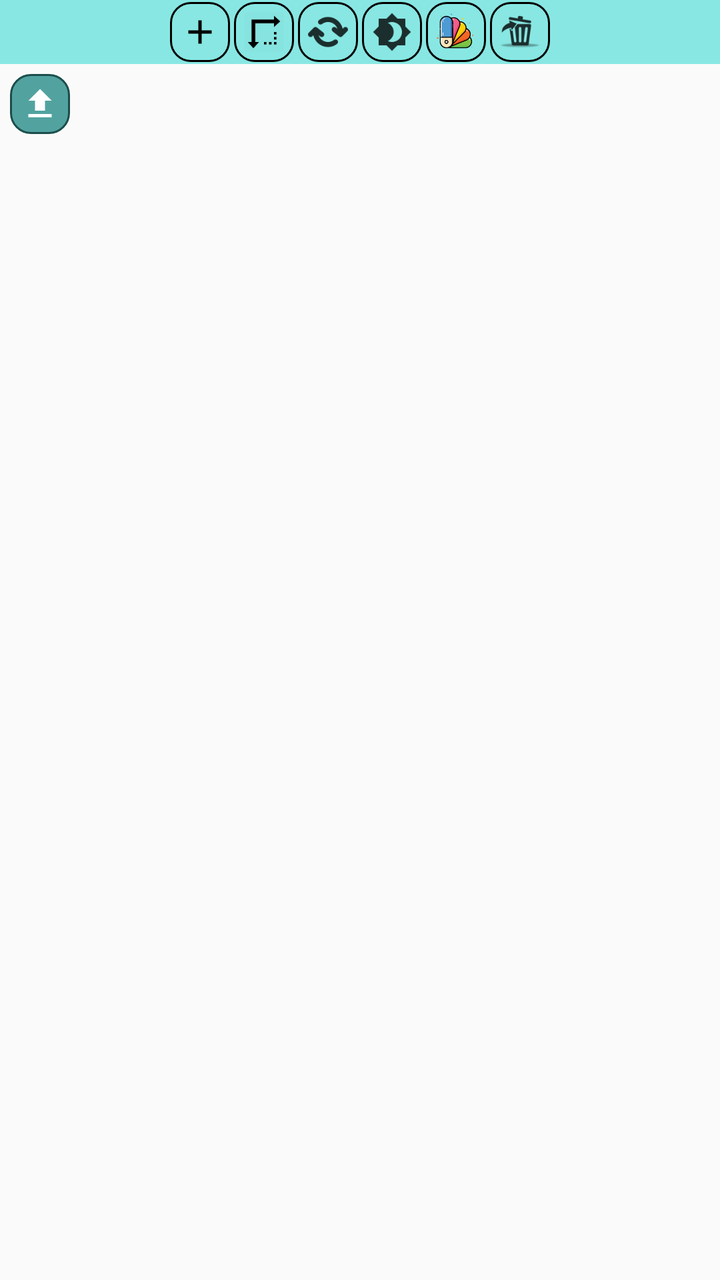
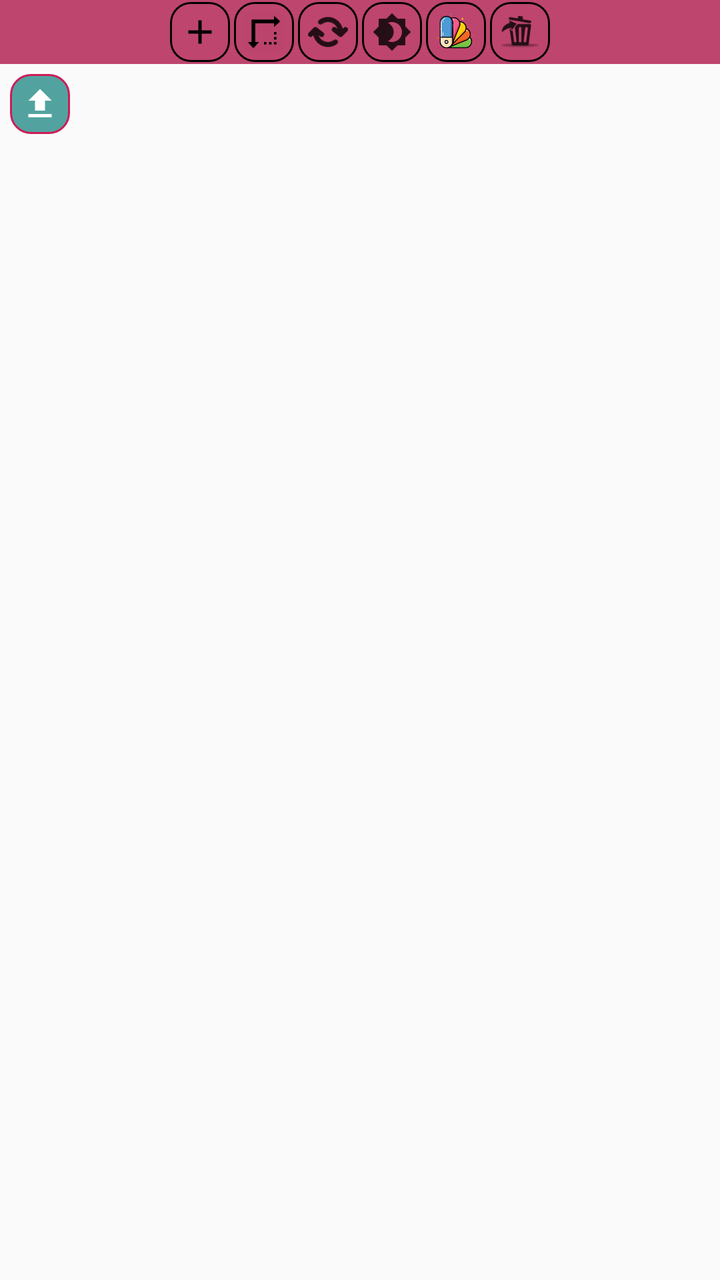

Two renders of the same Android screen: before a commit and after it. Below are the layout's source before the change and the commit's diff.
<!-- AndroidManifest.xml: application theme AppTheme -->
<!-- res/layout/fragment_materials.xml -->
<?xml version="1.0" encoding="utf-8"?>
<FrameLayout xmlns:android="http://schemas.android.com/apk/res/android"
    xmlns:tools="http://schemas.android.com/tools"
    android:layout_width="match_parent"
    android:layout_height="match_parent"
    tools:context=".fragments.MaterialsFragment">

    <LinearLayout
        android:layout_width="match_parent"
        android:layout_height="match_parent"
        android:orientation="vertical">

        <SeekBar
            android:id="@+id/seek"
            android:layout_width="match_parent"
            android:layout_height="@dimen/size10dp"
            android:layout_margin="@dimen/size3dp"
            android:progressDrawable="@drawable/seekbar_styl"
            android:thumb="@drawable/custom_thumb"
            android:visibility="gone" />

        <HorizontalScrollView
            android:id="@+id/scrollutil"
            android:layout_width="match_parent"
            android:layout_height="wrap_content"
            android:background="@color/colorclan">

            <LinearLayout
                android:layout_width="wrap_content"
                android:layout_height="wrap_content"
                android:layout_gravity="center_horizontal"
                android:orientation="horizontal">

                <ImageView
                    android:id="@+id/iv_addview"
                    android:layout_width="@dimen/size30dp"
                    android:layout_height="@dimen/size30dp"
                    android:layout_margin="@dimen/size1dp"
                    android:background="@drawable/rounded_background"
                    android:padding="@dimen/size5dp"
                    android:src="@drawable/ic_add" />

                <ImageView
                    android:id="@+id/iv_sized"
                    android:layout_width="@dimen/size30dp"
                    android:layout_height="@dimen/size30dp"
                    android:layout_margin="@dimen/size1dp"
                    android:background="@drawable/rounded_background"
                    android:padding="@dimen/size5dp"
                    android:src="@drawable/ic_height_width" />


                <ImageView
                    android:id="@+id/iv_rotate"
                    android:layout_width="@dimen/size30dp"
                    android:layout_height="@dimen/size30dp"
                    android:layout_margin="@dimen/size1dp"
                    android:background="@drawable/rounded_background"
                    android:padding="@dimen/size5dp"
                    android:src="@drawable/ic_rotate" />


                <ImageView
                    android:id="@+id/iv_opacity"
                    android:layout_width="@dimen/size30dp"
                    android:layout_height="@dimen/size30dp"
                    android:layout_margin="@dimen/size1dp"

                    android:background="@drawable/rounded_background"
                    android:padding="@dimen/size5dp"
                    android:src="@drawable/ic_brightness" />

                <ImageView
                    android:id="@+id/iv_colorpicker"
                    android:layout_width="@dimen/size30dp"
                    android:layout_height="@dimen/size30dp"
                    android:layout_margin="@dimen/size1dp"
                    android:background="@drawable/rounded_background"
                    android:padding="@dimen/size5dp"
                    android:src="@drawable/colorpicker" />

                <ImageView
                    android:id="@+id/iv_deleteview"
                    android:layout_width="@dimen/size30dp"
                    android:layout_height="@dimen/size30dp"
                    android:layout_margin="@dimen/size1dp"
                    android:background="@drawable/rounded_background"
                    android:padding="@dimen/size5dp"
                    android:src="@drawable/ic_deleteview" />

            </LinearLayout>
        </HorizontalScrollView>

        <LinearLayout
            android:layout_width="match_parent"
            android:layout_height="wrap_content"
            android:orientation="horizontal">

            <ImageView
                android:id="@+id/iv_fromgallery"
                android:layout_width="@dimen/size30dp"
                android:layout_height="@dimen/size30dp"
                android:layout_gravity="center_vertical"
                android:layout_margin="@dimen/size5dp"
                android:background="@drawable/back_upload"
                android:padding="@dimen/size5dp"
                android:src="@drawable/ic_upload"
                />


            <android.support.v7.widget.RecyclerView
                android:id="@+id/recyclerview"
                android:layout_width="match_parent"
                android:layout_height="match_parent" />
        </LinearLayout>
    </LinearLayout>
</FrameLayout>
<!-- resources referenced by this layout -->
<resources>
  <color name="colorclan">#88e7e3</color>
  <dimen name="size10dp">10dp</dimen>
  <dimen name="size1dp">1dp</dimen>
  <dimen name="size30dp">30dp</dimen>
  <dimen name="size3dp">3dp</dimen>
  <dimen name="size5dp">5dp</dimen>
  <!-- drawable back_upload (drawable) -->
  <?xml version="1.0" encoding="utf-8"?>
  <shape xmlns:android="http://schemas.android.com/apk/res/android"
      android:shape="rectangle">
      <corners android:radius="@dimen/size10dp" />
      <stroke
          android:width="@dimen/size1dp"
          android:color="@color/colorclan1" />
      <solid android:color="@color/colorclan2" />
  </shape>
  <!-- drawable custom_thumb (drawable) -->
  <?xml version="1.0" encoding="utf-8"?>
  <layer-list xmlns:android="http://schemas.android.com/apk/res/android">
      <item>
          <shape android:shape="oval">
              <solid android:color="@color/colorPrimaryDark"/>
              <size
                  android:width="@dimen/size20dp"
                  android:height="@dimen/size20dp"/>
          </shape>
      </item>
  </layer-list>
  <!-- drawable ic_add (drawable-anydpi) -->
  <vector xmlns:android="http://schemas.android.com/apk/res/android"
      android:width="24dp"
      android:height="24dp"
      android:viewportWidth="24"
      android:viewportHeight="24"
      android:tint="#000000">
      <path
          android:fillColor="#FF000000"
          android:pathData="M19,13h-6v6h-2v-6H5v-2h6V5h2v6h6v2z"/>
  </vector>
  <!-- drawable ic_upload (drawable-anydpi) -->
  <vector xmlns:android="http://schemas.android.com/apk/res/android"
      android:width="24dp"
      android:height="24dp"
      android:viewportWidth="24"
      android:viewportHeight="24"
      android:tint="#FFFFFF">
      <path
          android:fillColor="#FF000000"
          android:pathData="M9,16h6v-6h4l-7,-7 -7,7h4zM5,18h14v2L5,20z"/>
  </vector>
  <!-- drawable rounded_background (drawable) -->
  <?xml version="1.0" encoding="utf-8"?>
  <shape xmlns:android="http://schemas.android.com/apk/res/android"
      android:shape="rectangle">
      <corners android:radius="@dimen/size10dp" />
      <stroke
          android:width="@dimen/size1dp"
          android:color="@color/colorblack" />
  
  </shape>
  <!-- drawable seekbar_styl (drawable) -->
  <?xml version="1.0" encoding="utf-8"?>
  <layer-list xmlns:android="http://schemas.android.com/apk/res/android" >
      <item
          android:id="@android:id/background"
          android:drawable="@drawable/border_shadow" >
      </item>
  
      <item
          android:id="@android:id/progress" >
          <clip
              android:drawable="@drawable/seekbar_progress" />
      </item>
  </layer-list>
  <style name="AppTheme" parent="Theme.AppCompat.Light.DarkActionBar">
          
          <item name="colorPrimary">@color/colorPrimary</item>
          <item name="colorPrimaryDark">@color/colorPrimaryDark</item>
          <item name="colorAccent">@color/colorAccent</item>
      </style>
  <color name="colorclan1">#1B4D4B</color>
  <color name="colorclan2">#52A3A0</color>
  <color name="colorPrimaryDark">#00574B</color>
  <dimen name="size20dp">20dp</dimen>
  <color name="colorblack">#000000</color>
  <!-- drawable seekbar_progress (drawable) -->
  <?xml version="1.0" encoding="utf-8"?>
  <layer-list
      xmlns:android="http://schemas.android.com/apk/res/android" >
      <item
          android:id="@+id/progressshape" >
          <clip>
              <shape
                  android:shape="rectangle" >
                  <size android:height="5dp"/>
                  <corners
                      android:radius="5dp" />
                  <solid android:color="@color/colorPrimary"/>
              </shape>
          </clip>
      </item>
  </layer-list>
  <color name="colorPrimary">#04d9c2</color>
  <color name="colorAccent">#D81B60</color>
  <!-- unchanged entries left out for length: 6 -->
</resources>

<!-- the commit's change to res/layout/fragment_materials.xml (unified diff, before → after) -->
@@ -23,7 +23,7 @@
             android:id="@+id/scrollutil"
             android:layout_width="match_parent"
             android:layout_height="wrap_content"
-            android:background="@color/colorclan">
+            android:background="@color/colorredishlight">
 
             <LinearLayout
                 android:layout_width="wrap_content"
<!-- resource entries referenced after the edit -->
@@ -1,6 +1,6 @@
 <!-- resources referenced by this layout -->
 <resources>
-  <color name="colorclan">#88e7e3</color>
+  <color name="colorredishlight">#BE456E</color>
   <dimen name="size10dp">10dp</dimen>
   <dimen name="size1dp">1dp</dimen>
   <dimen name="size30dp">30dp</dimen>
@@ -13,7 +13,7 @@
       <corners android:radius="@dimen/size10dp" />
       <stroke
           android:width="@dimen/size1dp"
-          android:color="@color/colorclan1" />
+          android:color="@color/colorredishlight1" />
       <solid android:color="@color/colorclan2" />
   </shape>
   <!-- drawable custom_thumb (drawable) -->
@@ -80,7 +80,7 @@
           <item name="colorPrimaryDark">@color/colorPrimaryDark</item>
           <item name="colorAccent">@color/colorAccent</item>
       </style>
-  <color name="colorclan1">#1B4D4B</color>
+  <color name="colorredishlight1">#CC1C58</color>
   <color name="colorclan2">#52A3A0</color>
   <color name="colorPrimaryDark">#00574B</color>
   <dimen name="size20dp">20dp</dimen>
